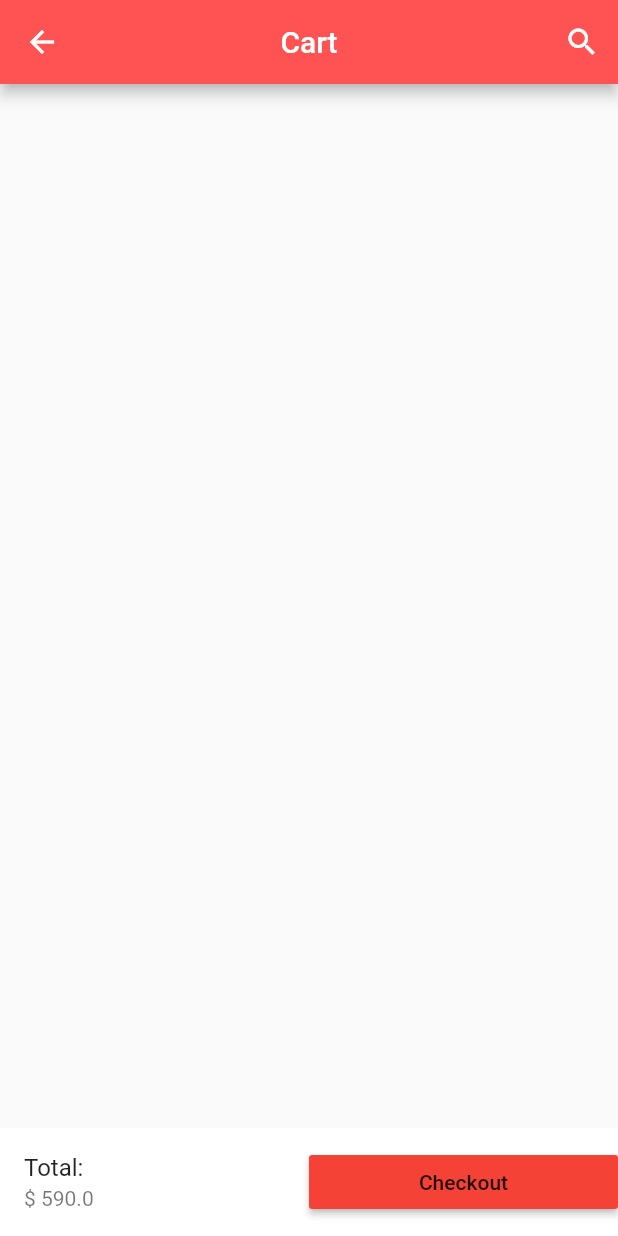
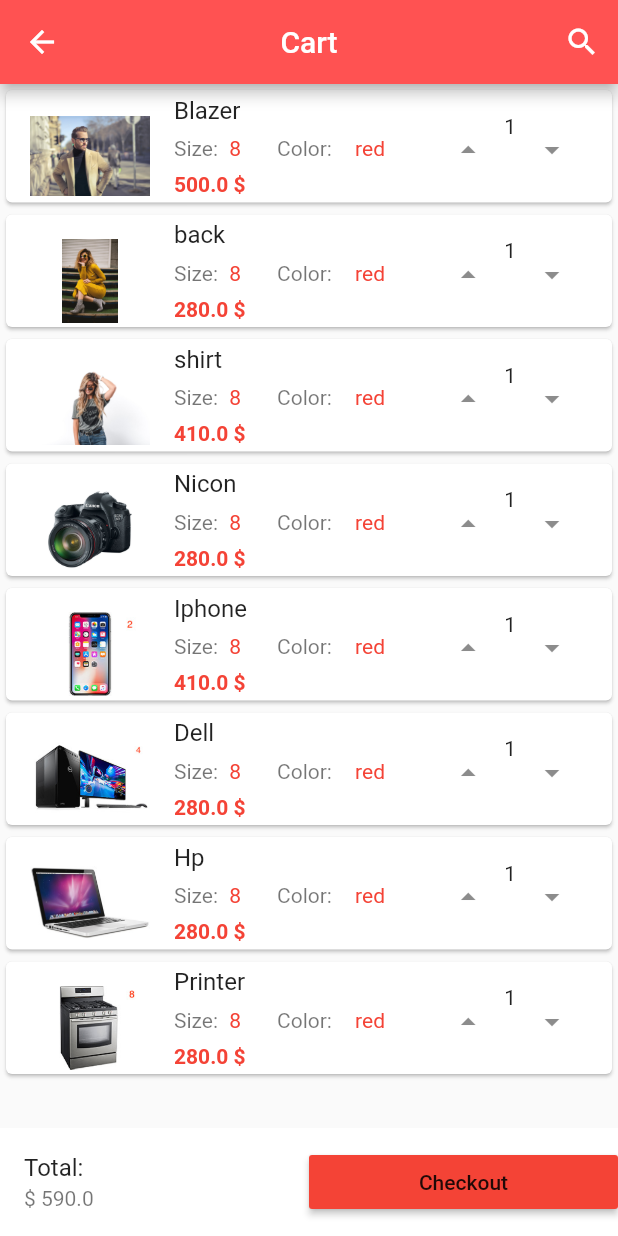
Before and after one commit to JoDeveloper/flutter-Ecommerce-App, a Flutter app: the Cart screen opened directly, on a phone screen of 412 x 824 dp. Run offline on Flutter 3.47's test engine with Material 2 defaults, Android fonts, the phone set to English and light mode, and no system bars; our stand-ins replace carousel_pro.

Commit message:
cart products Screen

```diff
--- a/lib/Screenns/cart.dart
+++ b/lib/Screenns/cart.dart
@@ -1,3 +1,4 @@
+import 'package:ecommerce/components/cart_products.dart';
 import 'package:flutter/material.dart';
 
 import '../main.dart';
@@ -31,6 +32,7 @@ class _CartState extends State<Cart> {
           ),
         ],
       ),
+      body: CartProducts(),
       bottomNavigationBar: Container(
         color: Colors.white,
         child: Row(
--- /dev/null
+++ b/lib/components/cart_products.dart
@@ -0,0 +1,104 @@
+import 'package:ecommerce/components/products_list.dart';
+import 'package:flutter/material.dart';
+
+class CartProducts extends StatefulWidget {
+  @override
+  _CartProductsState createState() => _CartProductsState();
+}
+
+class _CartProductsState extends State<CartProducts> {
+  @override
+  Widget build(BuildContext context) {
+    return ListView.builder(
+      itemCount: product_list.length,
+      itemBuilder: (context, index) {
+        return SingleCartProduct(
+          name: product_list[index]['name'],
+          image: product_list[index]['image'],
+          oldPrice: product_list[index]['oldPrice'],
+          price: product_list[index]['price'],
+        );
+      },
+    );
+  }
+}
+
+class SingleCartProduct extends StatelessWidget {
+  final String name;
+  final String image;
+  final double oldPrice;
+  final double price;
+
+  const SingleCartProduct(
+      {Key key, this.name, this.image, this.oldPrice, this.price})
+      : super(key: key);
+
+  @override
+  Widget build(BuildContext context) {
+    return Card(
+      child: ListTile(
+//        contentPadding: EdgeInsets.symmetric(vertical: 8.0),
+        leading: Image.asset(
+          image,
+          width: 80.0,
+          height: 80.0,
+        ),
+        title: Text(name),
+        subtitle: Column(
+          children: <Widget>[
+            Row(
+              children: <Widget>[
+                Padding(
+                  padding: const EdgeInsets.all(0.0),
+                  child: Text("Size: "),
+                ),
+                Padding(
+                  padding: const EdgeInsets.all(4.0),
+                  child: Text(
+                    "8",
+                    style: TextStyle(color: Colors.red),
+                  ),
+                ),
+
+                ///
+                Padding(
+                  padding: const EdgeInsets.fromLTRB(20.0, 8.0, 8.0, 8.0),
+                  child: Text("Color: "),
+                ),
+                Padding(
+                  padding: const EdgeInsets.all(4.0),
+                  child: Text(
+                    "red",
+                    style: TextStyle(color: Colors.red),
+                  ),
+                ),
+
+                ///
+              ],
+            ),
+            Container(
+              alignment: Alignment.topLeft,
+              child: Text(
+                "$price \$",
+                style: TextStyle(
+                    fontWeight: FontWeight.bold,
+                    color: Colors.red,
+                    fontSize: 14.0),
+              ),
+            )
+          ],
+        ),
+        trailing: Wrap(
+          children: <Widget>[
+                IconButton(
+                  icon: Icon(Icons.arrow_drop_up),
+                  onPressed: () {},
+                ),
+                Text("1"),
+                IconButton(icon: Icon(Icons.arrow_drop_down), onPressed: () {}),
+          ],
+        ),
+      ),
+    );
+  }
+}
--- a/lib/components/products.dart
+++ b/lib/components/products.dart
@@ -1,4 +1,4 @@
-import 'package:ecommerce/Screenns/Product_detail.dart';
+import 'package:ecommerce/components/products_list.dart';
 import 'package:ecommerce/components/single_product.dart';
 import 'package:flutter/material.dart';
 
@@ -10,56 +10,6 @@ class Products extends StatefulWidget {
 }
 
 class _ProductsState extends State<Products> {
-  var product_list = [
-    {
-      "name": "Blazer",
-      "image": "images/m2.jpg",
-      "oldPrice": 540.0,
-      "price": 500.0
-    },
-    {
-      "name": "back",
-      "image": "images/back.jpg",
-      "oldPrice": 320.0,
-      "price": 280.0
-    },
-    {
-      "name": "shirt",
-      "image": "images/w3.jpeg",
-      "oldPrice": 460.0,
-      "price": 410.0
-    },
-    {
-      "name": "Nicon",
-      "image": "images/camera-large.jpg",
-      "oldPrice": 320.0,
-      "price": 280.0
-    },
-    {
-      "name": "Iphone",
-      "image": "images/phone-2.jpg",
-      "oldPrice": 460.0,
-      "price": 410.0
-    },
-    {
-      "name": "Dell",
-      "image": "images/desktop-4.jpg",
-      "oldPrice": 320.0,
-      "price": 280.0
-    },
-    {
-      "name": "Hp",
-      "image": "images/laptop-25.jpg",
-      "oldPrice": 320.0,
-      "price": 280.0
-    },
-    {
-      "name": "Printer",
-      "image": "images/appliance-8.jpg",
-      "oldPrice": 320.0,
-      "price": 280.0
-    },
-  ];
 
   @override
   Widget build(BuildContext context) {
--- /dev/null
+++ b/lib/components/products_list.dart
@@ -0,0 +1,51 @@
+
+var product_list = [
+  {
+    "name": "Blazer",
+    "image": "images/m2.jpg",
+    "oldPrice": 540.0,
+    "price": 500.0
+  },
+  {
+    "name": "back",
+    "image": "images/back.jpg",
+    "oldPrice": 320.0,
+    "price": 280.0
+  },
+  {
+    "name": "shirt",
+    "image": "images/w3.jpeg",
+    "oldPrice": 460.0,
+    "price": 410.0
+  },
+  {
+    "name": "Nicon",
+    "image": "images/camera-large.jpg",
+    "oldPrice": 320.0,
+    "price": 280.0
+  },
+  {
+    "name": "Iphone",
+    "image": "images/phone-2.jpg",
+    "oldPrice": 460.0,
+    "price": 410.0
+  },
+  {
+    "name": "Dell",
+    "image": "images/desktop-4.jpg",
+    "oldPrice": 320.0,
+    "price": 280.0
+  },
+  {
+    "name": "Hp",
+    "image": "images/laptop-25.jpg",
+    "oldPrice": 320.0,
+    "price": 280.0
+  },
+  {
+    "name": "Printer",
+    "image": "images/appliance-8.jpg",
+    "oldPrice": 320.0,
+    "price": 280.0
+  },
+];
```
